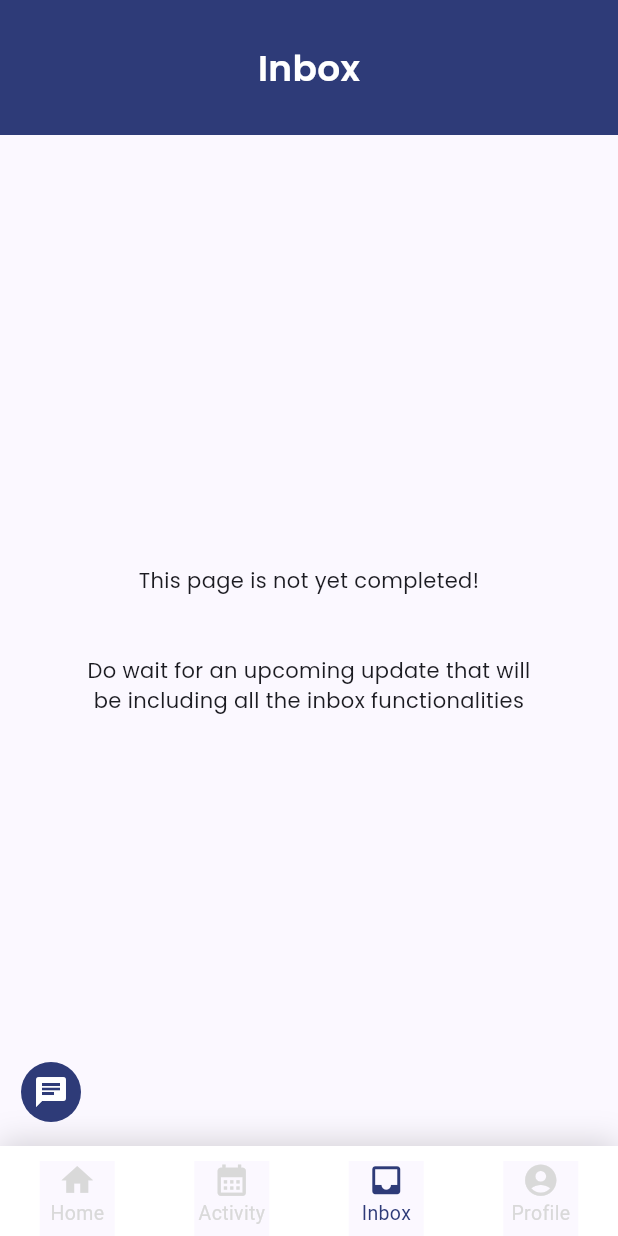
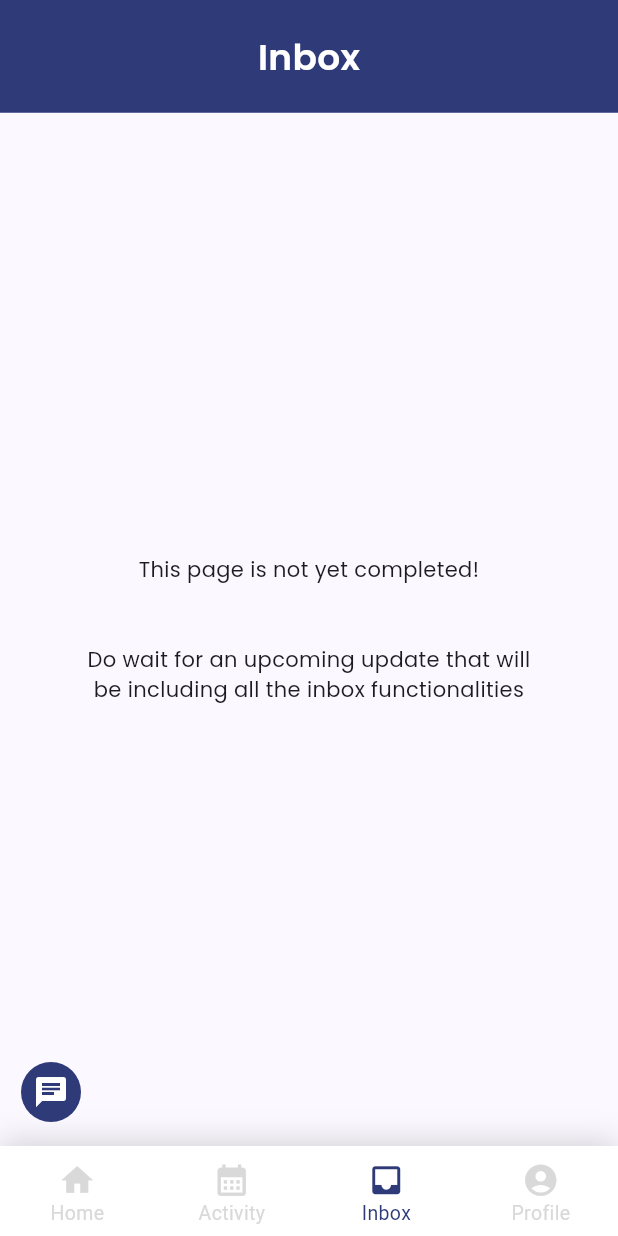
Before and after one commit to iqmalje/scoutify, a Flutter app: the TempPage screen opened directly, after a tap on "Activity", after a tap on "Inbox", on a phone screen of 412 x 824 dp. Run offline on Flutter 3.47's test engine with Material 3 defaults, Android fonts, the phone set to English and light mode, and no system bars; our stand-ins replace animated_text_kit, auto_size_text, flutter_dotenv, flutter_svg, image_cropper, image_picker and 2 more; missing offline and left inert: flutter_month_picker, nfc_manager; accounts and stored records are empty; network calls fail; project files that could hold a hidden picture were left out.

Commit message:
UI changes
update several UI parts, making the improve the color, fix some overflows and update some bugs

```diff
--- a/lib/pages/feed/createFeedPage.dart
+++ b/lib/pages/feed/createFeedPage.dart
@@ -21,6 +21,7 @@
   bool isEditMode = false;
   _CreateFeedPageState(this.activity) {
     if (activity != null) {
+
       isEditMode = true;
     }
   }
--- a/lib/pages/forgotpassword/verifyOTP.dart
+++ b/lib/pages/forgotpassword/verifyOTP.dart
@@ -63,8 +63,10 @@
               child: ConstrainedBox(
                 constraints: BoxConstraints(
                     maxHeight: MediaQuery.sizeOf(context).height),
+                child: SingleChildScrollView(
                   child: Column(
                     children: [
+                      SizedBox(height: 20),
                       Align(
                         alignment: Alignment.centerLeft,
                         child: InkWell(
@@ -327,6 +329,7 @@
                   ),
                 ),
               ),
+            ),
           )),
     );
   }
--- a/lib/pages/homepage/activitypage.dart
+++ b/lib/pages/homepage/activitypage.dart
@@ -1,6 +1,7 @@
 import 'package:scoutify/backend/accountDAO.dart';
 import 'package:scoutify/backend/activityDAO.dart';
 import 'package:scoutify/backend/backend.dart';
+import 'package:scoutify/components/components.dart';
 import 'package:scoutify/model/activity.dart';
 import 'package:scoutify/model/currentaccount.dart';
 import 'package:scoutify/pages/activity/createactivitypage.dart';
@@ -76,25 +77,7 @@
       child: SafeArea(
         bottom: false,
         child: Scaffold(
-          appBar: PreferredSize(
-            preferredSize: const Size.fromHeight(100),
-            child: Container(
-              width: MediaQuery.of(context).size.width,
-              height: 90,
-              decoration: const BoxDecoration(color: Color(0xFF2E3B78)),
-              child: const Center(
-                child: Text(
-                  'Activity',
-                  style: TextStyle(
-                    color: Color.fromARGB(255, 255, 255, 255),
-                    fontSize: 24,
-                    fontFamily: 'Poppins',
-                    fontWeight: FontWeight.w600,
-                  ),
-                ),
-              ),
-            ),
-          ),
+          appBar: ScoutifyComponents().normalAppBar('Activity', context),
           floatingActionButton: Builder(builder: (context) {
             if (CurrentAccount.getInstance().isAdminToggled) {
               // Assuming CurrentAccount.getInstance().isAdminToggled is defined in your backend logic
--- a/lib/pages/homepage/homepageFeed.dart
+++ b/lib/pages/homepage/homepageFeed.dart
@@ -106,12 +106,12 @@
 
 Widget _appBar(context) {
   return Container(
-      height: 90,
+      height: 75,
       width: MediaQuery.of(context).size.width,
       color: const Color(0xFF2E3B78),
       child: Padding(
-        padding: EdgeInsets.only(bottom: 10),
-        child: Image.asset('assets/images/Scoutify_LOGO_NEW.png'),
+        padding: EdgeInsets.only(bottom: 10, top: 10),
+        child: Image.asset('assets/images/Scoutify_LOGO_NEW.png',),
       ));
 }
 
--- a/lib/pages/homepage/profilepage.dart
+++ b/lib/pages/homepage/profilepage.dart
@@ -31,6 +31,7 @@
         onTap: () => FocusScope.of(context).unfocus(),
         child: SafeArea(
           child: Scaffold(
+            appBar: ScoutifyComponents().normalAppBar('Profile', context),
             body: SingleChildScrollView(
               child: Center(
                 child: Builder(builder: (context) {
@@ -60,23 +61,6 @@
                   }
                   return Column(
                     children: [
-                      Container(
-                        width: MediaQuery.sizeOf(context).width,
-                        height: 90,
-                        decoration:
-                            const BoxDecoration(color: Color(0xFF2E3B78)),
-                        child: const Center(
-                          child: Text(
-                            'Profile',
-                            style: TextStyle(
-                              color: Color.fromARGB(255, 255, 255, 255),
-                              fontSize: 24,
-                              fontFamily: 'Poppins',
-                              fontWeight: FontWeight.w600,
-                            ),
-                          ),
-                        ),
-                      ),
                       const SizedBox(
                         height: 18,
                       ),
--- a/lib/pages/homepage/temppage.dart
+++ b/lib/pages/homepage/temppage.dart
@@ -22,7 +22,6 @@
   final List<Widget> _pages = [
     const HomeFeed(),
     const ActivityPage(),
-    //const FacilityPage(),
     const InboxMainPage(),
     const ProfilePage(),
   ];
@@ -82,7 +81,8 @@
                       onTap: () {
                         _changePage(0);
                       },
-                      child: SizedBox(
+                      child: Container(
+                        color: Colors.white,
                         width: 50,
                         height: 50,
                         child: Column(
@@ -96,6 +96,7 @@
                             ),
                             Text(
                               'Home',
+                              textScaleFactor: 1.0,
                               style: TextStyle(
                                 fontSize: 13,
                                 color: index == 0
@@ -119,7 +120,8 @@
                       onTap: () {
                         _changePage(1);
                       },
-                      child: SizedBox(
+                      child: Container(
+                        color: Colors.white,
                         width: 50,
                         height: 50,
                         child: Column(
@@ -133,6 +135,7 @@
                             ),
                             Text(
                               'Activity',
+                              textScaleFactor: 1.0,
                               style: TextStyle(
                                 fontSize: 13,
                                 color: index == 1
@@ -156,7 +159,8 @@
                         _changePage(2);
                       },
                       borderRadius: BorderRadius.circular(100),
-                      child: SizedBox(
+                      child: Container(
+                        color: Colors.white,
                         width: 50,
                         height: 50,
                         child: Column(
@@ -170,6 +174,7 @@
                             ),
                             Text(
                               'Inbox',
+                              textScaleFactor: 1.0,
                               style: TextStyle(
                                 fontSize: 13,
                                 color: index == 2
@@ -231,7 +236,8 @@
                         _changePage(3);
                       },
                       borderRadius: BorderRadius.circular(100),
-                      child: SizedBox(
+                      child: Container(
+                        color: Colors.white,
                         width: 50,
                         height: 50,
                         child: Column(
@@ -245,6 +251,7 @@
                             ),
                             Text(
                               'Profile',
+                              textScaleFactor: 1.0,
                               style: TextStyle(
                                 fontSize: 13,
                                 color: index == 3
--- a/lib/pages/signin/signinpage.dart
+++ b/lib/pages/signin/signinpage.dart
@@ -105,6 +105,7 @@
                           child: TextField(
                             controller: email,
                             decoration: InputDecoration(
+                              isDense: true,
                               prefixIcon: Icon(Icons.person_outline),
                               border: OutlineInputBorder(
                                 borderRadius: BorderRadius.circular(10.0),
@@ -128,6 +129,7 @@
                             controller: password,
                             obscureText: !isShown,
                             decoration: InputDecoration(
+                              isDense: true,
                               prefixIcon: Icon(Icons.lock),
                               suffixIcon: GestureDetector(
                                 onTap: () => setState(() {
```
Also changed, not shown: lib/components/components.dart (+16 -2 lines), lib/pages/forgotpassword/resetpassword.dart (+43 -5 lines). Lines whose indentation alone changed are shown as unchanged.
